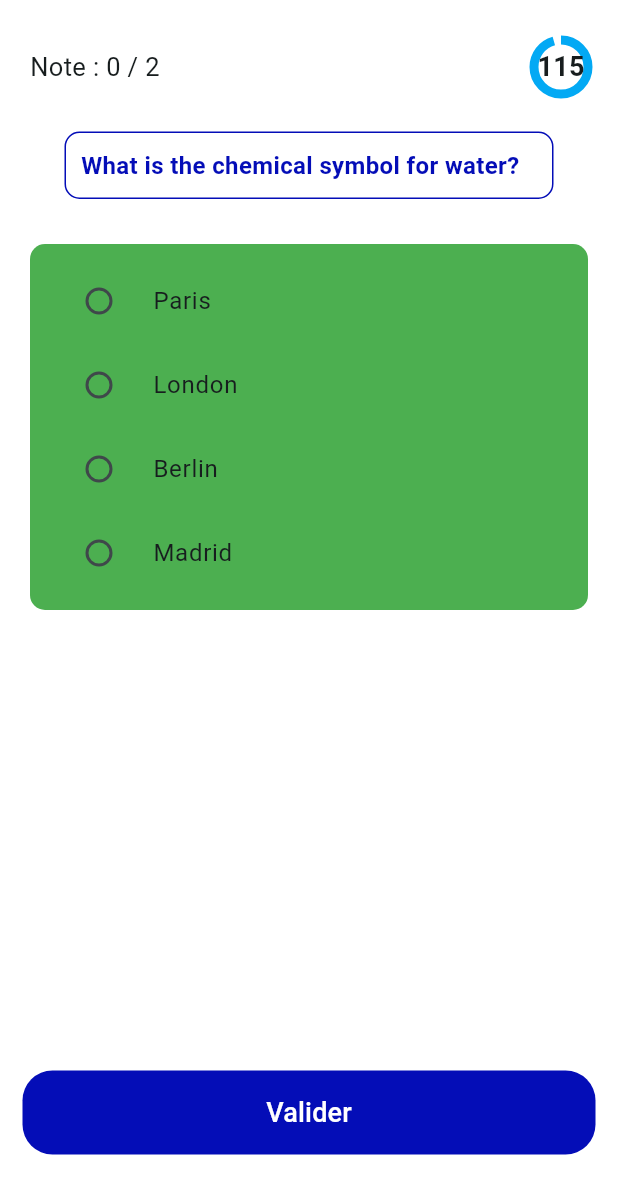
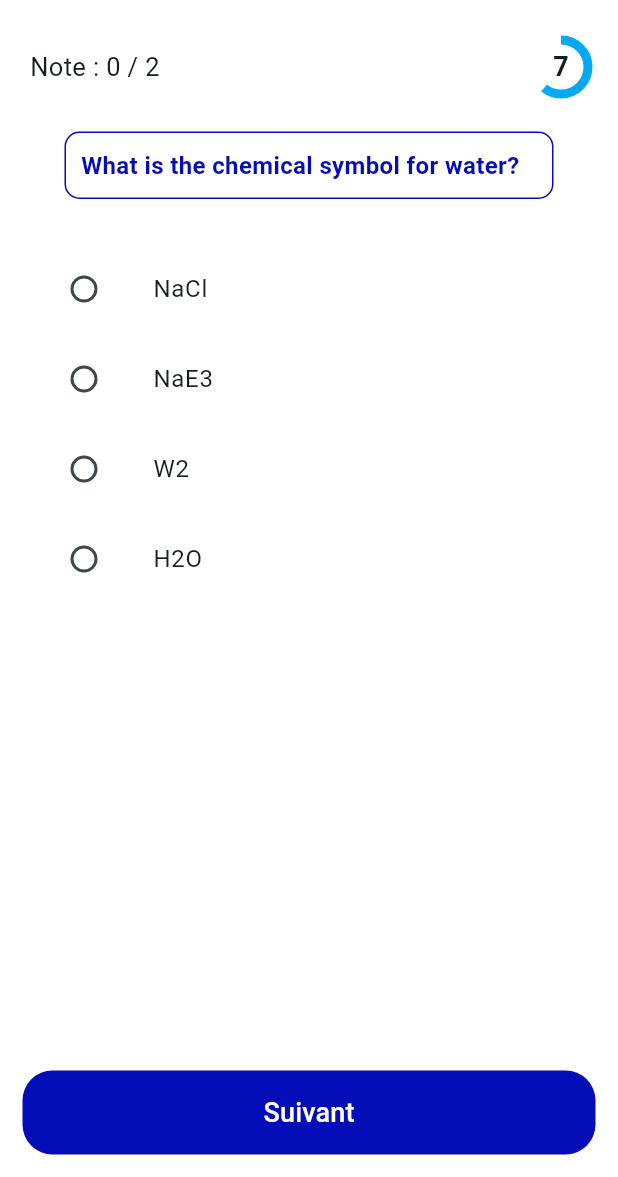
Before and after one commit to z1004-2002/interro, a Flutter app: the PlayQuizzScreen screen opened directly with sample values from the repository, after a tap on the "close" icon, after a tap on "Valider", on a phone screen of 412 x 824 dp, the part 59-1236 px from its top. Run offline on Flutter 3.47's test engine with Material 3 defaults, Android fonts, the phone set to English and light mode, and no system bars; our stand-ins replace cloud_firestore, firebase_auth, firebase_core, google_sign_in, share_plus, shared_preferences and 1 more; accounts and stored records are empty; Roboto replaces fonts that are missing (Arial).

Commit message:
quizz avec données statiques ok

```diff
--- a/lib/models/question_model.dart
+++ b/lib/models/question_model.dart
@@ -38,4 +38,8 @@ class Question {
           : null,
     );
   }
+
+  List<String> get getPropositions {
+    return [answer!, prop2!, prop3!, prop4!];
+  }
 }
--- a/lib/pages/quizz/components/answer_choices.dart
+++ b/lib/pages/quizz/components/answer_choices.dart
@@ -1,11 +1,19 @@
 import 'package:flutter/material.dart';
+import 'package:interro/constants/constants.dart';
 
 class AnswersChoices extends StatefulWidget {
   final List<String> choices;
+  final Map<String, Color>? choiceColors;
+  final bool answered;
   final Function(String?) onChanged;
 
-  const AnswersChoices(
-      {super.key, required this.choices, required this.onChanged});
+  const AnswersChoices({
+    super.key,
+    required this.choices,
+    this.answered = false,
+    required this.onChanged,
+    this.choiceColors,
+  });
 
   @override
   State<AnswersChoices> createState() => _AnswersChoicesState();
@@ -13,22 +21,41 @@ class AnswersChoices extends StatefulWidget {
 
 class _AnswersChoicesState extends State<AnswersChoices> {
   String? _selectedChoice;
+  late List<String> shuffledChoices;
+
+  @override
+  void initState() {
+    super.initState();
+    shuffledChoices = List.from(widget.choices)..shuffle();
+  }
 
   @override
   Widget build(BuildContext context) {
     return Container(
-      padding: const EdgeInsets.symmetric(vertical: 10, horizontal: 10),
       decoration: const BoxDecoration(
-        color: Colors.green,
+        // color: Colors.green,
         borderRadius: BorderRadius.all(
           Radius.circular(10),
         ),
       ),
       child: Column(
-        children: widget.choices.map((choice) {
+        crossAxisAlignment: CrossAxisAlignment.start,
+        children: shuffledChoices.map((choice) {
           return RadioListTile(
-            title: Text(choice),
+            title: Container(
+              padding: const EdgeInsets.symmetric(vertical: 10, horizontal: 10),
+              decoration: BoxDecoration(
+                color: widget.answered
+                    ? widget.choiceColors![choice]
+                    : Colors.transparent,
+                borderRadius: const BorderRadius.all(
+                  Radius.circular(10),
+                ),
+              ),
+              child: Text(choice),
+            ),
             value: choice,
+            activeColor: thirdColor,
             groupValue: _selectedChoice,
             onChanged: (String? value) {
               setState(() {
--- a/lib/pages/quizz/components/stop_quizz_dialog.dart
+++ b/lib/pages/quizz/components/stop_quizz_dialog.dart
@@ -8,7 +8,7 @@ void stopQuizzDialog(BuildContext context) {
     builder: (BuildContext context) => ConfirmationDialog(
       title: "Abandonner le quizz",
       content: "Êtes-vous sûr de mettre fin au quizz ?",
-      confirmText: "Arrêter",
+      confirmText: "Abandonner",
       cancelText: "Continuer",
       onPressed: () => Navigator.of(context).push(
         MaterialPageRoute(
--- a/lib/pages/quizz/play_quizz.dart
+++ b/lib/pages/quizz/play_quizz.dart
@@ -1,5 +1,7 @@
 import 'package:flutter/material.dart';
+import 'package:interro/models/question_model.dart';
 import 'package:interro/pages/quizz/components/answer_choices.dart';
+import 'package:interro/pages/quizz/results_quizz.dart';
 import 'package:interro/widgets/default_button.dart';
 import 'package:share_plus/share_plus.dart';
 import 'package:interro/constants/constants.dart';
@@ -24,22 +26,97 @@ class _PlayQuizzScreenState extends State<PlayQuizzScreen> {
   /// Index de la question actuelle à afficher
   int currentIndex = 0;
 
-  /// score du joueur
-  int userScore = 0;
+  /// texte du boouton de soumission
+  String buttonText = 'Valider';
+
+  /// liste de propositions
+  List<String> propositions = [];
+
+  /// réponse de l'utilisateur
+  late String userAnswer = '';
+
+  /// Texte à afficher pour le résultat
+  String correctAnswerText = '';
+
+  /// note du joueur
+  int userNote = 0;
+
+  // temps de jeu du quizz
+  late DateTime startedAt;
+  late DateTime endedAt;
+
+  Color successColor = Colors.green;
+  Color failColor = Colors.red;
 
   // timer
   final GlobalKey<CircularTimerState> _timerKey =
       GlobalKey<CircularTimerState>();
 
+  @override
+  void initState() {
+    super.initState();
+
+    startedAt = DateTime.now();
+  }
+
   /// vérifie la réponse du joueur
   void checkAnswer() {
     // Arrête le timer
     _timerKey.currentState?.stopTimer();
-    setState(() {});
+
+    List<Question>? questions = widget.quizz.questions;
+
+    String goodAnswer = questions![currentIndex].answer!;
+    bool isCorrect = userAnswer == goodAnswer;
+
+    setState(() {
+      if (isCorrect) {
+        print("correct : $userAnswer = $goodAnswer");
+        correctAnswerText = isCorrect ? '✅ : $goodAnswer' : '❌ : $goodAnswer';
+        userNote++;
+      } else {
+        print("incorrect : $userAnswer != $goodAnswer");
+      }
+      buttonText = 'Suivant';
+    });
+
+    if (currentIndex >= questions.length - 1) {
+      gameInProgress = false;
+      buttonText = 'Afficher les résultats';
+      endedAt = DateTime.now();
+    }
   }
 
   /// Passe à la question suivante
-  void goToNextQuestion() {}
+  void goToNextQuestion() {
+    List<Question>? questions = widget.quizz.questions;
+
+    if (currentIndex < questions!.length - 1) {
+      setState(() {
+        currentIndex++;
+        correctAnswerText = '';
+        buttonText = 'Valider';
+      });
+      _timerKey.currentState?.startTimer();
+    } else {
+      // Si c'est la dernière question, on arrete le timer et le jeu
+      _timerKey.currentState?.stopTimer();
+      setState(() {
+        gameInProgress = false;
+        buttonText = 'Afficher les résultats';
+        endedAt = DateTime.now();
+      });
+    }
+  }
+
+  /// afficher les résultats du quizz
+  void displayResults() {
+    Navigator.of(context).push(
+      MaterialPageRoute(
+        builder: (context) => ResultsQuizz(quizz: widget.quizz),
+      ),
+    );
+  }
 
   @override
   Widget build(BuildContext context) {
@@ -64,27 +141,31 @@ class _PlayQuizzScreenState extends State<PlayQuizzScreen> {
           color: primaryColor,
           padding: bottomSheetPadding,
           child: DefaultButton(
-            text: "Valider",
-            press: () {},
+            text: buttonText,
+            press: () => gameInProgress
+                ? correctAnswerText.isEmpty
+                    ? checkAnswer()
+                    : goToNextQuestion()
+                : displayResults(),
           ),
         ),
         body: SingleChildScrollView(
           padding: bodyPadding,
           child: Column(
             children: [
-              // score timining vies
+              // note timining
               Row(
                 mainAxisAlignment: MainAxisAlignment.spaceBetween,
                 children: [
-                  // score
+                  // note
                   Text(
-                    "Note : $userScore / $maxQuestions",
+                    "Note : $userNote / $maxQuestions",
                     style: const TextStyle(fontSize: 17),
                   ),
                   // timing
                   CircularTimer(
                     key: _timerKey,
-                    durationSeconds: 120,
+                    durationSeconds: 10,
                     onTimerFinish: () {
                       setState(() {
                         checkAnswer();
@@ -117,9 +198,22 @@ class _PlayQuizzScreenState extends State<PlayQuizzScreen> {
               const SizedBox(height: 30),
               // choix de réponses
               AnswersChoices(
-                choices: ['Paris', 'London', 'Berlin', 'Madrid'],
+                key: ValueKey(currentIndex),
+                choices: widget.quizz.questions![currentIndex].getPropositions,
                 onChanged: (value) {
-                  print('Selected choice: $value');
+                  setState(() {
+                    userAnswer = value!;
+                  });
+                },
+                choiceColors: {
+                  widget.quizz.questions![currentIndex].getPropositions[0]:
+                      successColor,
+                  widget.quizz.questions![currentIndex].getPropositions[1]:
+                      failColor,
+                  widget.quizz.questions![currentIndex].getPropositions[2]:
+                      failColor,
+                  widget.quizz.questions![currentIndex].getPropositions[3]:
+                      failColor,
                 },
               ),
             ],
--- /dev/null
+++ b/lib/pages/quizz/results_quizz.dart
@@ -0,0 +1,18 @@
+import 'package:flutter/material.dart';
+import 'package:interro/models/quizz_model.dart';
+
+class ResultsQuizz extends StatefulWidget {
+  final Quizz quizz;
+
+  const ResultsQuizz({super.key, required this.quizz});
+
+  @override
+  State<ResultsQuizz> createState() => _ResultsQuizzState();
+}
+
+class _ResultsQuizzState extends State<ResultsQuizz> {
+  @override
+  Widget build(BuildContext context) {
+    return const Placeholder();
+  }
+}
```
